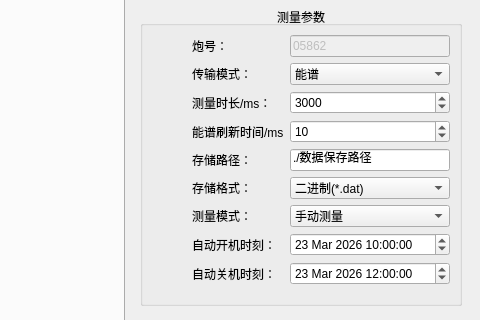
The window that mainwindow.ui (MrXiaomao/HardXrayCamera) describes before a commit, drawn with Qt 5; both pictures show x 792 to 1272 and y 172 to 492 of the 1272 by 926 pixel window.
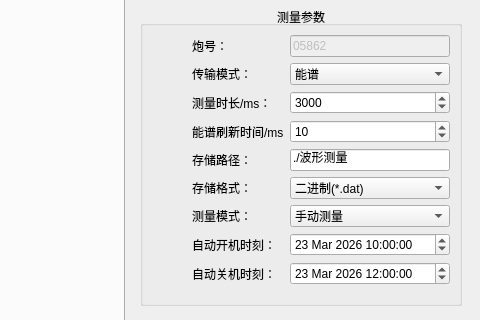
The same window after the commit. Custom widgets are drawn as their Qt base class.

Commit message: 1、增加波形、能谱数据包丢失序号的打印。 2、波形图像只在测量中刷新，非测量状态下只随着选通通道改变而刷新图像。

```diff
--- a/mainwindow.ui
+++ b/mainwindow.ui
@@ -648,7 +648,7 @@
                </size>
               </property>
               <property name="text">
-               <string>./数据保存路径</string>
+               <string>./波形测量</string>
               </property>
              </widget>
             </item>
```
Left out of the diff: 2 changed lines with no effect on the pictures. The commit also changes 3 other files.
